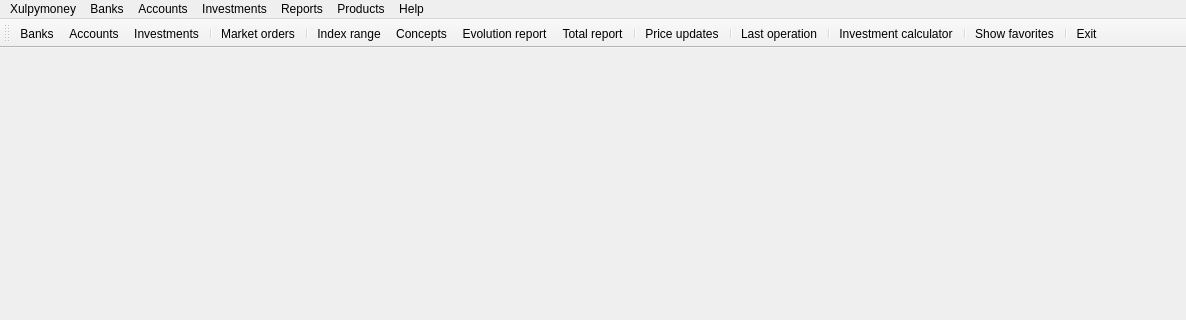
The window that ui/frmMain.ui (turulomio/xulpymoney) describes before a commit, drawn with Qt 5; both pictures show x 0 to 1186 and y 0 to 320 of the 1186 by 625 pixel window.
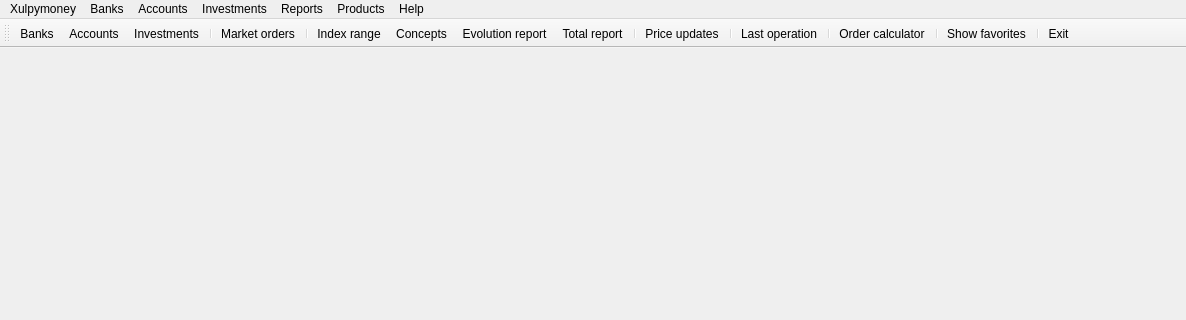
The same window after the commit. Icons and pictures are not drawn.

Commit message: Improved order system

Diff of the .ui file:
```diff
--- a/ui/frmMain.ui
+++ b/ui/frmMain.ui
@@ -495,7 +495,7 @@
      <normaloff>:/xulpymoney/kcalc.png</normaloff>:/xulpymoney/kcalc.png</iconset>
    </property>
    <property name="text">
-    <string>Investment calculator</string>
+    <string>Order calculator</string>
    </property>
    <property name="toolTip">
     <string>Investment calculator</string>
```
Left out of the diff: 2 changed lines with no effect on the pictures. The commit also changes 13 other files.
